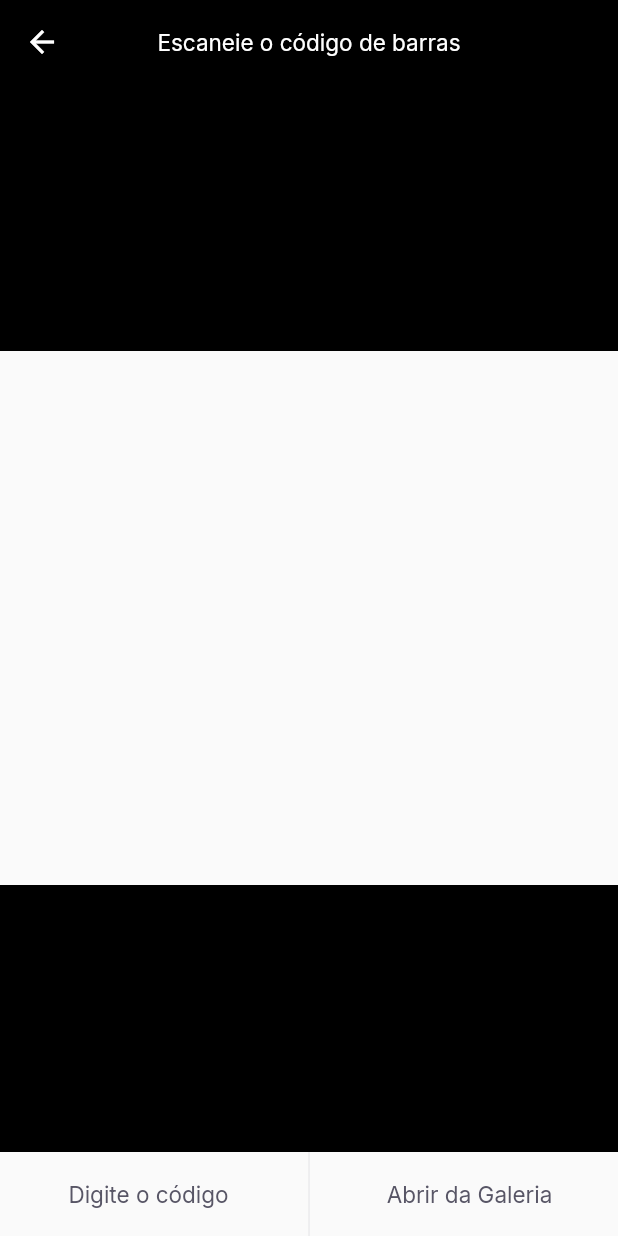
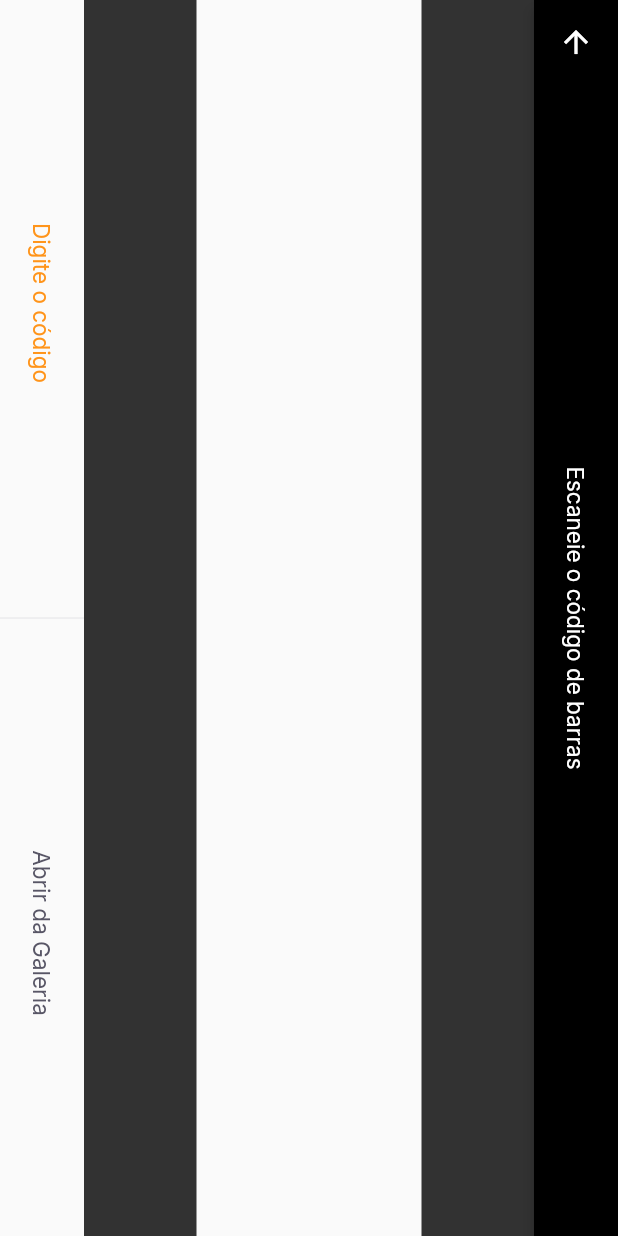
Before and after one commit to ErisvaldoCorreia/PayFlowApp, a Flutter app: the BarCodeScannerPage screen opened by its route, on a phone screen of 412 x 824 dp. Run offline on Flutter 3.47's test engine with Material 2 defaults, Android fonts, the phone set to English and light mode, and no system bars; our stand-ins replace firebase_core, google_fonts, google_sign_in, shared_preferences; accounts and stored records are empty.

Commit message:
chore: ajustes fix orientation e cores dos botoes

```diff
--- a/lib/app_widget.dart
+++ b/lib/app_widget.dart
@@ -1,4 +1,5 @@
 import 'package:flutter/material.dart';
+import 'package:flutter/services.dart';
 import 'package:pay_flow/modules/BarCodeScanner/bar_code_scanner_page.dart';
 import 'core/themes/app_colors.dart';
 
@@ -7,6 +8,13 @@ import 'modules/Home/home_page.dart';
 import 'modules/SplashPage/splash_page.dart';
 
 class MyApp extends StatelessWidget {
+  MyApp() {
+    SystemChrome.setPreferredOrientations([
+      DeviceOrientation.portraitDown,
+      DeviceOrientation.portraitUp,
+    ]);
+  }
+
   @override
   Widget build(BuildContext context) {
     return MaterialApp(
--- a/lib/components/LabelButton/label_button.widget.dart
+++ b/lib/components/LabelButton/label_button.widget.dart
@@ -4,10 +4,12 @@ import 'package:pay_flow/core/themes/app_text_styles.dart';
 class LabelButton extends StatelessWidget {
   final String title;
   final VoidCallback onPressed;
+  final bool enableColorPrimary;
   const LabelButton({
     Key? key,
     required this.title,
     required this.onPressed,
+    this.enableColorPrimary = false,
   }) : super(key: key);
 
   @override
@@ -18,7 +20,9 @@ class LabelButton extends StatelessWidget {
         onPressed: onPressed,
         child: Text(
           title,
-          style: TextStyles.buttonHeading,
+          style: enableColorPrimary
+              ? TextStyles.buttonPrimary
+              : TextStyles.buttonHeading,
         ),
       ),
     );
--- a/lib/components/SetBottomButtons/set_bottom_buttons.dart
+++ b/lib/components/SetBottomButtons/set_bottom_buttons.dart
@@ -7,12 +7,16 @@ class SetBottomButtons extends StatelessWidget {
   final String secondaryTitle;
   final VoidCallback primaryOnPressed;
   final VoidCallback secondaryOnPressed;
+  final bool primaryColorPrimary;
+  final bool secondaryColorPrimary;
   const SetBottomButtons({
     Key? key,
     required this.primaryTitle,
     required this.secondaryTitle,
     required this.primaryOnPressed,
     required this.secondaryOnPressed,
+    this.primaryColorPrimary = false,
+    this.secondaryColorPrimary = false,
   }) : super(key: key);
 
   @override
@@ -24,6 +28,7 @@ class SetBottomButtons extends StatelessWidget {
               child: LabelButton(
             title: primaryTitle,
             onPressed: primaryOnPressed,
+            enableColorPrimary: primaryColorPrimary,
           )),
           VerticalDivider(
             color: AppColors.stroke,
@@ -32,6 +37,7 @@ class SetBottomButtons extends StatelessWidget {
             child: LabelButton(
               title: secondaryTitle,
               onPressed: secondaryOnPressed,
+              enableColorPrimary: secondaryColorPrimary,
             ),
           )
         ],
--- a/lib/core/themes/app_text_styles.dart
+++ b/lib/core/themes/app_text_styles.dart
@@ -11,7 +11,7 @@ class TextStyles {
   static final titleRegular = GoogleFonts.lexendDeca(
     fontSize: 20,
     fontWeight: FontWeight.w400,
-    color: AppColors.headingGrey,
+    color: AppColors.white,
   );
   static final titleBoldHeading = GoogleFonts.lexendDeca(
     fontSize: 20,
--- a/lib/modules/BarCodeScanner/bar_code_scanner_page.dart
+++ b/lib/modules/BarCodeScanner/bar_code_scanner_page.dart
@@ -13,7 +13,10 @@ class BarCodeScannerPage extends StatefulWidget {
 class _BarCodeScannerPageState extends State<BarCodeScannerPage> {
   @override
   Widget build(BuildContext context) {
-    return Scaffold(
+    return SafeArea(
+      child: RotatedBox(
+        quarterTurns: 1,
+        child: Scaffold(
           appBar: AppBar(
             backgroundColor: Colors.black,
             title: Text(
@@ -29,7 +32,7 @@ class _BarCodeScannerPageState extends State<BarCodeScannerPage> {
             children: [
               Expanded(
                   child: Container(
-              color: Colors.black,
+                color: Colors.black.withOpacity(0.8),
               )),
               Expanded(
                   flex: 2,
@@ -38,7 +41,7 @@ class _BarCodeScannerPageState extends State<BarCodeScannerPage> {
                   )),
               Expanded(
                   child: Container(
-              color: Colors.black,
+                color: Colors.black.withOpacity(0.8),
               )),
             ],
           ),
@@ -47,9 +50,13 @@ class _BarCodeScannerPageState extends State<BarCodeScannerPage> {
             child: SetBottomButtons(
               primaryTitle: "Digite o código",
               primaryOnPressed: () {},
+              primaryColorPrimary: true,
               secondaryTitle: 'Abrir da Galeria',
               secondaryOnPressed: () {},
             ),
-        ));
+          ),
+        ),
+      ),
+    );
   }
 }
```
Lines whose indentation alone changed are shown as unchanged.
